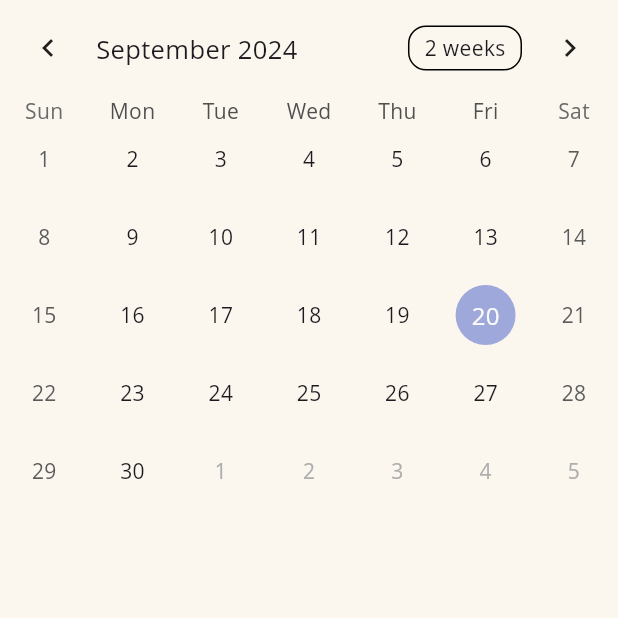
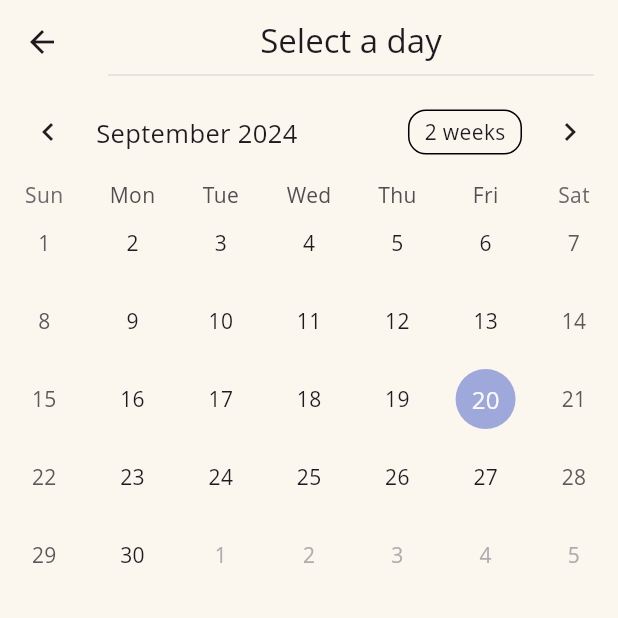
Before and after one commit to andersonbelli/UrgentDaily, a Flutter app: the screen it shows after launch, after a tap on an icon or button, on a phone screen of 412 x 824 dp, the top half of it. Run offline on Flutter 3.47's test engine with Material 3 defaults, Android fonts, the phone set to English and light mode, and no system bars; drawn by our look-alikes of table_calendar; our stand-ins replace get_it, injectable; missing offline and left inert: mobkit_dashed_border; generated files the repository leaves out were written again; Roboto replaces fonts that are missing (Open Sans); project files that could hold a hidden picture were left out.

Commit message:
Select date on home screen (#18)
* Adding "select a day" localization

* Creating "default app bar" widget

* Creating "underline text" widget

```diff
--- a/lib/src/localization/app_en.arb
+++ b/lib/src/localization/app_en.arb
@@ -41,5 +41,8 @@
   "editTask": "EDIT TASK",
 
   "@_NEW_TASK_CREATION_VALIDATION_MESSAGES": {},
-  "recursiveTaskSelectOneDay": "[Recursive task] - Select at least 1 day!"
+  "recursiveTaskSelectOneDay": "[Recursive task] - Select at least 1 day!",
+
+  "@_CALENDAR": {},
+  "selectADay": "Select a day"
 }
--- a/lib/src/localization/app_pt.arb
+++ b/lib/src/localization/app_pt.arb
@@ -29,5 +29,8 @@
   "editTask": "EDITAR TAREFA",
 
   "@_NEW_TASK_CREATION_VALIDATION_MESSAGES": {},
-  "recursiveTaskSelectOneDay": "[Tarefa recursiva] - Selecione ao menos 1 dia!"
+  "recursiveTaskSelectOneDay": "[Tarefa recursiva] - Selecione ao menos 1 dia!",
+
+  "@_CALENDAR": {},
+  "selectADay": "Selecione um dia"
 }
--- a/lib/src/views/calendar/calendar.view.dart
+++ b/lib/src/views/calendar/calendar.view.dart
@@ -1,5 +1,8 @@
 import 'package:flutter/material.dart';
+import 'package:flutter_gen/gen_l10n/app_localizations.dart';
 import 'package:table_calendar/table_calendar.dart';
+
+import '../widgets/default_appbar_child.widget.dart';
 
 class CalendarView extends StatelessWidget {
   const CalendarView({super.key});
@@ -8,8 +11,14 @@ class CalendarView extends StatelessWidget {
 
   @override
   Widget build(BuildContext context) {
-
     return Scaffold(
+      appBar: AppBar(
+        title: DefaultAppBarChild(
+          Text(
+            AppLocalizations.of(context)!.selectADay,
+          ),
+        ),
+      ),
       body: TableCalendar(
         firstDay: DateTime.utc(2010, 10, 16),
         lastDay: DateTime.utc(2030, 3, 14),
--- a/lib/src/views/home/home.view.dart
+++ b/lib/src/views/home/home.view.dart
@@ -10,6 +10,8 @@ import '../../helpers/extensions/datetime_formatter.dart';
 import '../../models/task.model.dart';
 import '../calendar/calendar.view.dart';
 import '../task/task.view.dart';
+import '../widgets/default_appbar_child.widget.dart';
+import '../widgets/text_underline.widget.dart';
 import 'widgets/create_new_task.widget.dart';
 import 'widgets/no_tasks_yet.widget.dart';
 
@@ -35,7 +37,9 @@ class HomeView extends StatelessWidget {
                 context,
                 CalendarView.routeName,
               ),
-              child: Text(homeController.selectedDate.formatDate()),
+              child: DefaultAppBarChild(
+                TextUnderline(homeController.selectedDate.formatDate()),
+              ),
             ),
           ),
           floatingActionButton: FloatingActionButton(
--- /dev/null
+++ b/lib/src/views/widgets/default_appbar_child.widget.dart
@@ -0,0 +1,25 @@
+import 'package:flutter/material.dart';
+
+import '../../helpers/constants/padding.constants.dart';
+
+class DefaultAppBarChild extends StatelessWidget {
+  const DefaultAppBarChild(
+    this.child, {
+    super.key,
+  });
+
+  final Widget child;
+
+  @override
+  Widget build(BuildContext context) {
+    return Column(
+      children: [
+        Padding(
+          padding: const EdgeInsets.symmetric(vertical: AppPadding.SMALL),
+          child: child,
+        ),
+        Divider(height: 4, color: Theme.of(context).highlightColor),
+      ],
+    );
+  }
+}
--- /dev/null
+++ b/lib/src/views/widgets/text_underline.widget.dart
@@ -0,0 +1,33 @@
+import 'package:flutter/material.dart';
+
+import '../../helpers/constants/colors.constants.dart';
+
+class TextUnderline extends StatelessWidget {
+  const TextUnderline(this.text, {super.key, this.textSize = 18});
+
+  final String text;
+  final double textSize;
+
+  @override
+  Widget build(BuildContext context) {
+    return Text(
+      text,
+      style: TextStyle(
+        height: 2,
+        fontSize: textSize,
+        fontWeight: FontWeight.bold,
+        shadows: [
+          Shadow(
+            offset: const Offset(0, -10),
+            color: Theme.of(context).colorScheme.inverseSurface,
+          ),
+        ],
+        color: Colors.transparent,
+        decoration: TextDecoration.underline,
+        decorationColor: AppColors.GREEN,
+        decorationThickness: 4,
+        decorationStyle: TextDecorationStyle.wavy,
+      ),
+    );
+  }
+}
```
